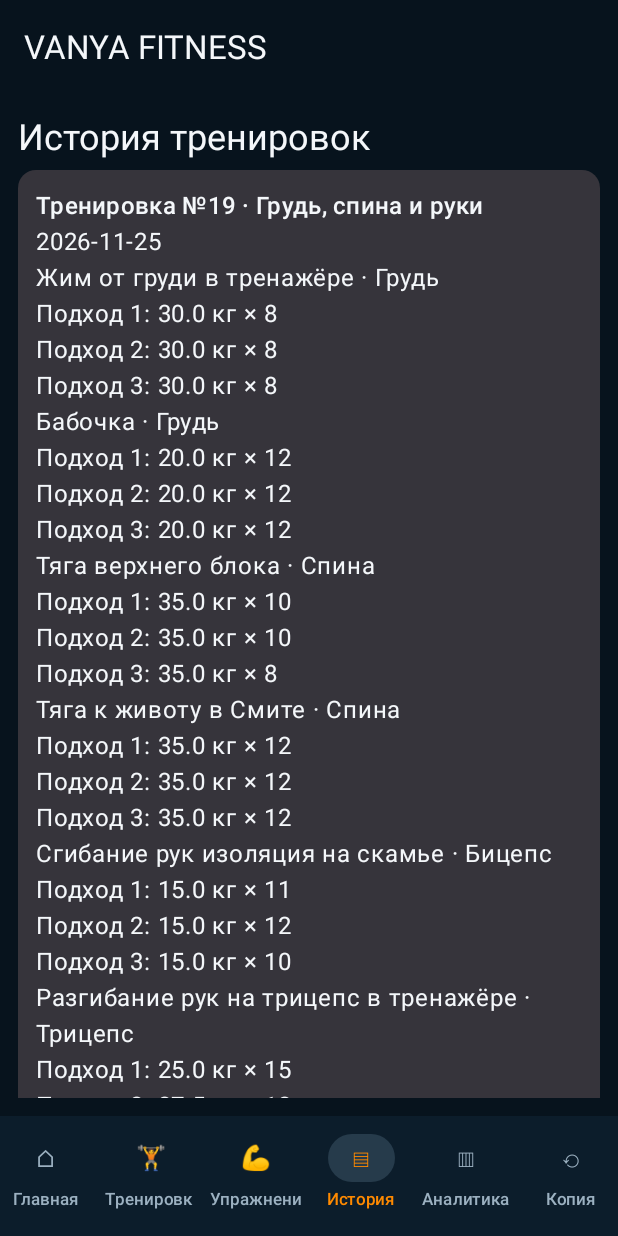
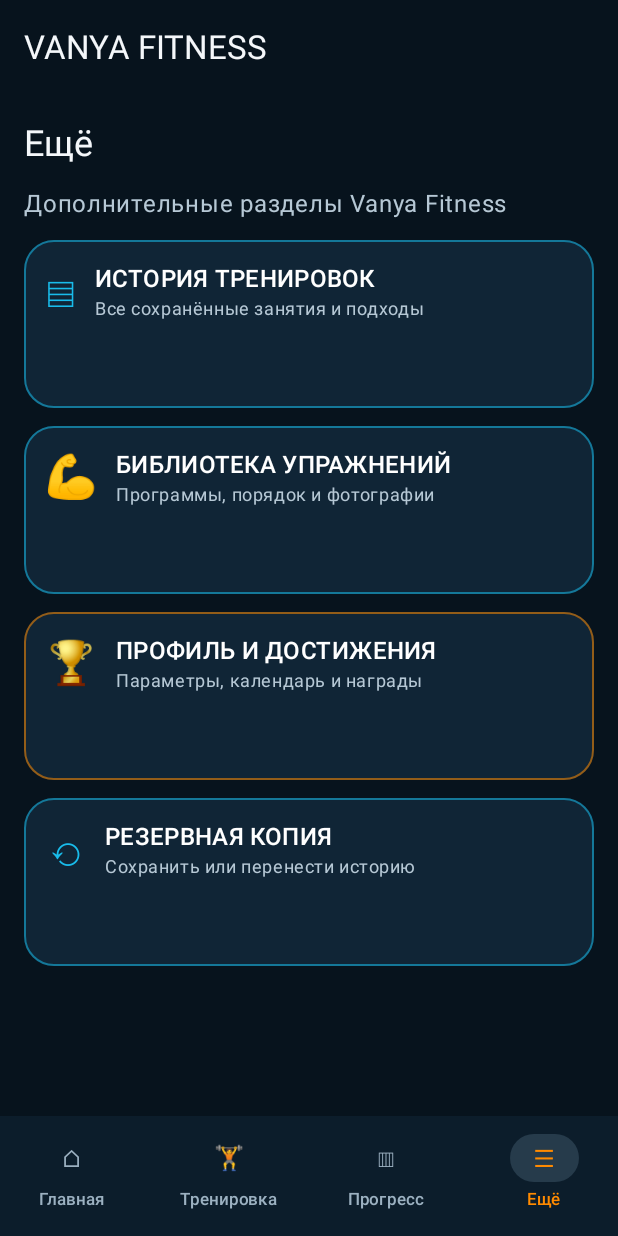
Before and after one commit to logic751-sketch/Vanya-fitness, an Android app built with Jetpack Compose: the screen it shows after launch (MainActivity), item 4 of the bottom bar chosen, on a phone screen of 412 x 824 dp. Run offline under Robolectric (Android 15) with nearby library versions, the phone set to English and light mode, and no system bars; our stand-ins replace Room's generated code.

Commit message:
Redesign navigation and dashboard for Vanya Fitness 3

```diff
--- a/app/src/main/java/ru/vanyafitness/app/MainActivity.kt
+++ b/app/src/main/java/ru/vanyafitness/app/MainActivity.kt
@@ -203,11 +203,13 @@ private fun VanyaFitnessApp(dao: FitnessDao) {
             ) },
             bottomBar = {
                 NavigationBar(containerColor = androidx.compose.ui.graphics.Color(0xFF0C1D2B)) {
-                    listOf("Главная", "Тренировка", "Упражнения", "История", "Аналитика", "Копия").forEachIndexed { index, label ->
+                    listOf("Главная", "Тренировка", "Прогресс", "Ещё").forEachIndexed { index, label ->
+                        val destination = listOf(0, 1, 4, 7)[index]
+                        val selected = when (page) { 0 -> 0; 1 -> 1; 4 -> 2; else -> 3 }
                         NavigationBarItem(
-                            selected = page == index,
-                            onClick = { page = index },
-                            icon = { Text(listOf("⌂", "🏋", "💪", "▤", "▥", "⟲")[index]) },
+                            selected = selected == index,
+                            onClick = { page = destination },
+                            icon = { Text(listOf("⌂", "🏋", "▥", "☰")[index]) },
                             label = { Text(label, maxLines = 1, style = MaterialTheme.typography.labelSmall) },
                             colors = NavigationBarItemDefaults.colors(
                                 selectedIconColor = MaterialTheme.colorScheme.primary,
@@ -233,6 +235,7 @@ private fun VanyaFitnessApp(dao: FitnessDao) {
                     onAnalytics = { page = 4 },
                     onBackup = { page = 5 },
                     onProfile = { page = 6 },
+                    lastWorkout = workouts.maxByOrNull { it.workout.number },
                     status = status
                 )
 
@@ -452,6 +455,14 @@ private fun VanyaFitnessApp(dao: FitnessDao) {
                 }
                 4 -> AnalyticsScreen(workouts)
                 6 -> ProfileProgressScreen(Modifier.padding(padding), workouts)
+                7 -> MoreMenuScreen(
+                    modifier = Modifier.padding(padding),
+                    onHistory = { page = 3 },
+                    onExercises = { page = 2 },
+                    onAnalytics = { page = 4 },
+                    onBackup = { page = 5 },
+                    onProfile = { page = 6 }
+                )
                 5 -> Column(Modifier.padding(padding).padding(16.dp).verticalScroll(rememberScrollState()),
                     verticalArrangement = Arrangement.spacedBy(12.dp)) {
                     Text("Резервная копия", style = MaterialTheme.typography.headlineSmall)
@@ -570,6 +581,7 @@ private fun HomeDashboard(
     onAnalytics: () -> Unit,
     onBackup: () -> Unit,
     onProfile: () -> Unit,
+    lastWorkout: WorkoutWithExercises?,
     status: String
 ) {
     val orange = androidx.compose.ui.graphics.Color(0xFFFF8A00)
@@ -611,21 +623,72 @@ private fun HomeDashboard(
             StatTile("СЛЕДУЮЩАЯ", "№$nextNumber", "↗", blue, Modifier.weight(1f))
             StatTile("УПРАЖНЕНИЙ", exerciseCount.toString(), "✦", orange, Modifier.weight(1f))
         }
-        DashboardTile("НАЧАТЬ ТРЕНИРОВКУ", "Записать подходы и результаты", "🏋", orange, Modifier.fillMaxWidth(), onStart)
+        Card(
+            modifier = Modifier.fillMaxWidth(),
+            colors = CardDefaults.cardColors(containerColor = androidx.compose.ui.graphics.Color(0xFF172F40)),
+            shape = androidx.compose.foundation.shape.RoundedCornerShape(22.dp)
+        ) {
+            Column(Modifier.padding(16.dp), verticalArrangement = Arrangement.spacedBy(6.dp)) {
+                Text("СЛЕДУЮЩАЯ ТРЕНИРОВКА", color = blue, style = MaterialTheme.typography.labelLarge)
+                Text(if (nextNumber % 2 == 0) PROGRAM_B else PROGRAM_A,
+                    style = MaterialTheme.typography.titleLarge, color = androidx.compose.ui.graphics.Color.White)
+                Text("Занятие №$nextNumber · Веди подходы прямо во время тренировки",
+                    color = androidx.compose.ui.graphics.Color(0xFFB6C8D5), style = MaterialTheme.typography.bodySmall)
+                Button(onClick = onStart, modifier = Modifier.fillMaxWidth()) { Text("НАЧАТЬ ТРЕНИРОВКУ  →") }
+            }
+        }
+        lastWorkout?.let { recent ->
+            Card(
+                modifier = Modifier.fillMaxWidth(),
+                colors = CardDefaults.cardColors(containerColor = androidx.compose.ui.graphics.Color(0xFF102536)),
+                shape = androidx.compose.foundation.shape.RoundedCornerShape(18.dp)
+            ) {
+                Column(Modifier.padding(14.dp), verticalArrangement = Arrangement.spacedBy(5.dp)) {
+                    Text("ПОСЛЕДНЯЯ ТРЕНИРОВКА", color = orange, style = MaterialTheme.typography.labelLarge)
+                    Text("№" + recent.workout.number + " · " + recent.workout.program, style = MaterialTheme.typography.titleMedium)
+                    Text(recent.workout.date, color = androidx.compose.ui.graphics.Color(0xFFB6C8D5))
+                    val sets = recent.exercises.sumOf { it.sets.size }
+                    val volume = recent.exercises.sumOf { ex -> ex.sets.sumOf { it.weightKg * it.reps } }.toInt()
+                    Text(recent.exercises.size.toString() + " упражнений  ·  " + sets + " подходов  ·  " + volume + " кг·повт.",
+                        color = MaterialTheme.colorScheme.secondary, style = MaterialTheme.typography.bodySmall)
+                }
+            }
+        }
         Row(horizontalArrangement = Arrangement.spacedBy(10.dp)) {
             DashboardTile("ИСТОРИЯ", "Все занятия", "▤", blue, Modifier.weight(1f), onHistory)
-            DashboardTile("АНАЛИТИКА", "Рост результатов", "▥", blue, Modifier.weight(1f), onAnalytics)
+            DashboardTile("ПРОГРЕСС", "Рекорды и графики", "▥", blue, Modifier.weight(1f), onAnalytics)
         }
-        Row(horizontalArrangement = Arrangement.spacedBy(10.dp)) {
-            DashboardTile("УПРАЖНЕНИЯ", "Программы и фото", "💪", blue, Modifier.weight(1f), onExercises)
-            DashboardTile("КОПИЯ", "Защита данных", "⟲", blue, Modifier.weight(1f), onBackup)
-        }
-        DashboardTile("ПРОФИЛЬ И ДОСТИЖЕНИЯ", "Личные параметры, календарь и награды", "🏆", orange, Modifier.fillMaxWidth(), onProfile)
+        Text("Все дополнительные разделы доступны во вкладке «Ещё».",
+            color = androidx.compose.ui.graphics.Color(0xFF8298A8), style = MaterialTheme.typography.bodySmall)
         if (status.isNotBlank()) {
             Text(status, color = MaterialTheme.colorScheme.secondary, style = MaterialTheme.typography.bodyMedium)
         }
         Text("Сильнее с каждой тренировкой", color = androidx.compose.ui.graphics.Color(0xFF8298A8),
             style = MaterialTheme.typography.labelMedium, modifier = Modifier.padding(top = 4.dp))
+    }
+}
+
+@Composable
+private fun MoreMenuScreen(
+    modifier: Modifier = Modifier,
+    onHistory: () -> Unit,
+    onExercises: () -> Unit,
+    onAnalytics: () -> Unit,
+    onBackup: () -> Unit,
+    onProfile: () -> Unit
+) {
+    Column(modifier.fillMaxSize().verticalScroll(rememberScrollState()).padding(16.dp),
+        verticalArrangement = Arrangement.spacedBy(12.dp)) {
+        Text("Ещё", style = MaterialTheme.typography.headlineSmall)
+        Text("Дополнительные разделы Vanya Fitness", color = androidx.compose.ui.graphics.Color(0xFFB6C8D5))
+        DashboardTile("ИСТОРИЯ ТРЕНИРОВОК", "Все сохранённые занятия и подходы", "▤",
+            MaterialTheme.colorScheme.secondary, Modifier.fillMaxWidth(), onHistory)
+        DashboardTile("БИБЛИОТЕКА УПРАЖНЕНИЙ", "Программы, порядок и фотографии", "💪",
+            MaterialTheme.colorScheme.secondary, Modifier.fillMaxWidth(), onExercises)
+        DashboardTile("ПРОФИЛЬ И ДОСТИЖЕНИЯ", "Параметры, календарь и награды", "🏆",
+            MaterialTheme.colorScheme.primary, Modifier.fillMaxWidth(), onProfile)
+        DashboardTile("РЕЗЕРВНАЯ КОПИЯ", "Сохранить или перенести историю", "⟲",
+            MaterialTheme.colorScheme.secondary, Modifier.fillMaxWidth(), onBackup)
     }
 }
 
```
